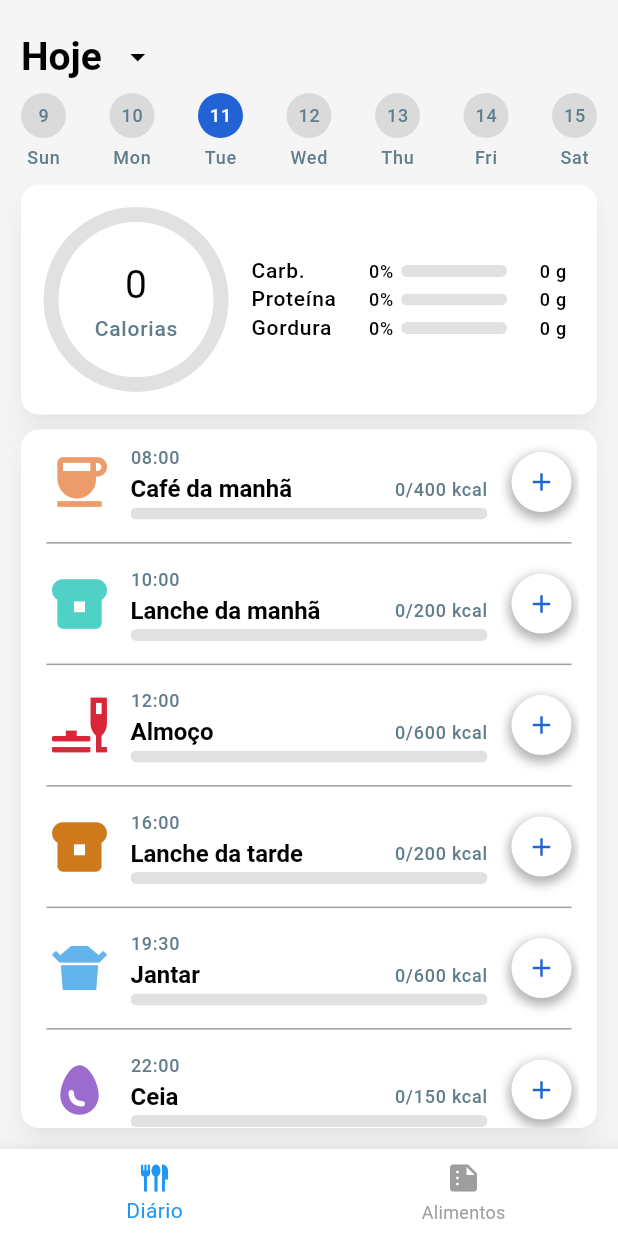
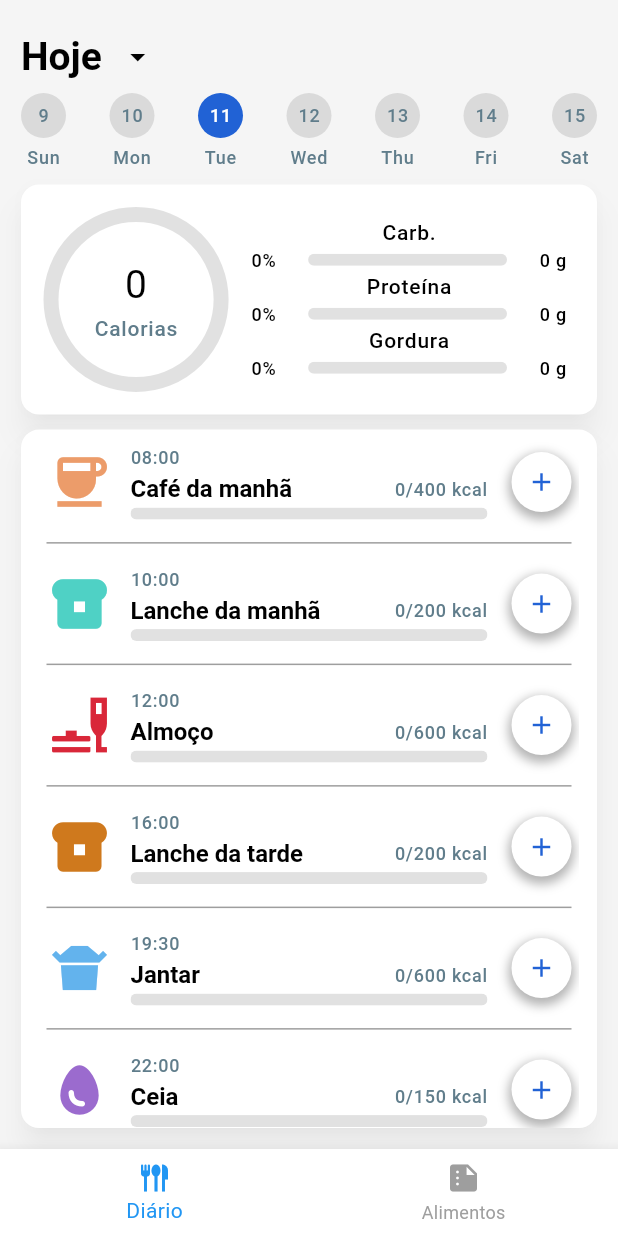
Before and after one commit to felipebraga7/diet_app, a Flutter app: the screen it shows after launch, on a phone screen of 412 x 824 dp. Run offline on Flutter 3.47's test engine with Material 3 defaults, Android fonts, the phone set to English and light mode, and no system bars; our stand-ins replace get, rxdart, shared_preferences.

Commit message:
meal summary design

```diff
--- a/lib/widgets/meal_summary.dart
+++ b/lib/widgets/meal_summary.dart
@@ -4,7 +4,6 @@ import 'package:flutter/material.dart';
 import 'package:get/get.dart';
 
 class MealSummary extends StatelessWidget {
-
   const MealSummary({super.key});
 
   @override
@@ -21,8 +20,7 @@ class MealSummary extends StatelessWidget {
               return CircularProgressIndicator();
             }
             var calGoal = _getTotalCaloriesGoal(c.mealList);
-            return Expanded(
-              child: Row(
+            return Row(
               children: [
                 Expanded(
                   flex: 35,
@@ -67,7 +65,6 @@ class MealSummary extends StatelessWidget {
                   ),
                 ),
               ],
-              ),
             );
           },
         ),
@@ -80,12 +77,8 @@ class MealSummary extends StatelessWidget {
     var textTheme = Theme.of(context).textTheme;
     double percentage = (value / goal).clamp(0.0, 1.0);
 
-    return Row(
-      children: [
-        SizedBox(
-          width: 95,
-          child: Row(
-            mainAxisAlignment: MainAxisAlignment.spaceBetween,
+    return Column(
+      crossAxisAlignment: CrossAxisAlignment.center,
       children: [
         Text(
           title,
@@ -94,17 +87,16 @@ class MealSummary extends StatelessWidget {
           ),
           overflow: TextOverflow.ellipsis,
         ),
-              const SizedBox(width: 5),
-              Text(
-                '${(percentage * 100).toStringAsFixed(0)}%',
+        Row(
+          mainAxisAlignment: MainAxisAlignment.center,
+          children: [
+            SizedBox(
+              width: 38,
+              child: Text('${(percentage*100).toStringAsFixed(0)}%',
                   style: textTheme.labelSmall?.copyWith(
                     color: colorScheme.onSurface,
+                  )),
             ),
-              ),
-            ],
-          )
-        ),
-        const SizedBox(width: 5),
             Expanded(
               child: ClipRRect(
                 borderRadius: BorderRadius.circular(10),
@@ -113,23 +105,22 @@ class MealSummary extends StatelessWidget {
                   child: LinearProgressIndicator(
                     value: percentage,
                     backgroundColor: colorScheme.secondary,
-                valueColor:
-                AlwaysStoppedAnimation<Color>(colorScheme.primary),
+                    valueColor: AlwaysStoppedAnimation<Color>(colorScheme.primary),
                   ),
                 ),
               ),
             ),
-        const SizedBox(width: 5),
             SizedBox(
-          width: 35,
-          child: Text(
-            '${value.toStringAsFixed(0)} g',
+              width: 40,
+              child: Text('${value.toStringAsFixed(0)} g',
                   textAlign: TextAlign.right,
                   overflow: TextOverflow.ellipsis,
                   style: textTheme.labelSmall?.copyWith(
                     color: colorScheme.onSurface,
+                  )),
             ),
-          ),
+
+          ],
         )
       ],
     );
```
Lines whose indentation alone changed are shown as unchanged.
